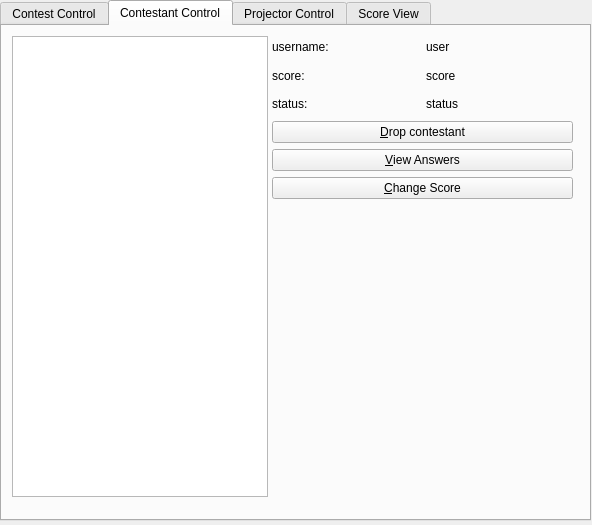
The window that src/server/server.ui (trigger-happy/Cerberus) describes before a commit, drawn with Qt 5.
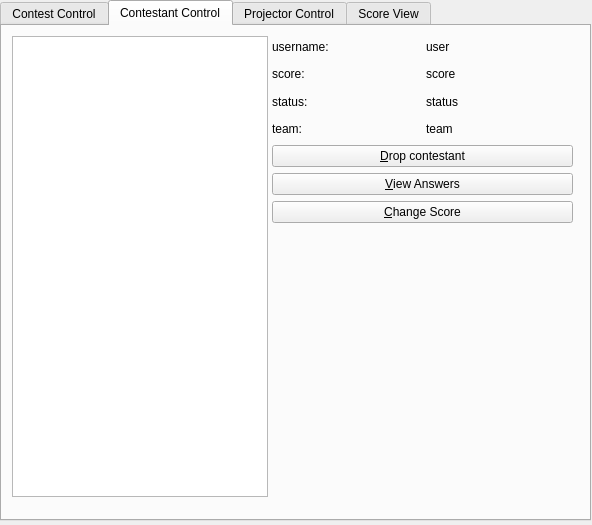
The same window after the commit. The open tabs and pages were chosen to show the change.

Commit message: Server: Added a field for viewing the team.

Diff of the .ui file:
```diff
--- a/src/server/server.ui
+++ b/src/server/server.ui
@@ -217,7 +217,7 @@
        <x>270</x>
        <y>10</y>
        <width>301</width>
-       <height>163</height>
+       <height>187</height>
       </rect>
      </property>
      <layout class="QVBoxLayout" name="verticalLayout_3">
@@ -275,6 +275,24 @@
         </item>
        </layout>
       </item>
+      <item>
+       <layout class="QHBoxLayout" name="horizontalLayout_13">
+        <item>
+         <widget class="QLabel" name="label_7">
+          <property name="text">
+           <string>team:</string>
+          </property>
+         </widget>
+        </item>
+        <item>
+         <widget class="QLabel" name="team_lbl">
+          <property name="text">
+           <string>team </string>
+          </property>
+         </widget>
+        </item>
+       </layout>
+      </item>
       <item>
        <widget class="QPushButton" name="drop_con_btn">
         <property name="text">
```
